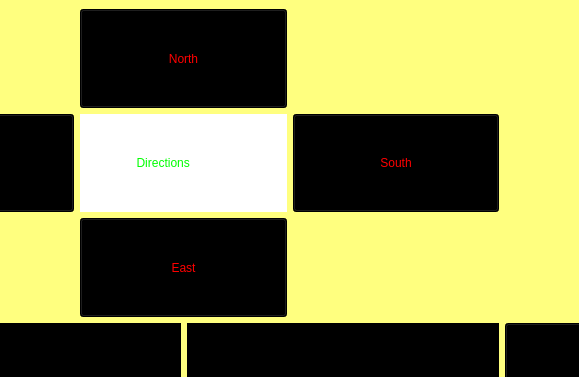
Old version of the form ZorkProject/mainwindow.ui in the repository AmeenPopoola/CS4076; both pictures show x 463 to 1042 and y 0 to 377 of the 1292 by 650 pixel window.
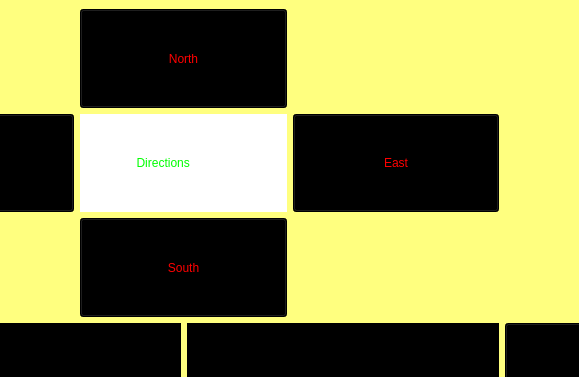
New version of the form.

The edit to the form file:
```diff
--- a/ZorkProject/mainwindow.ui
+++ b/ZorkProject/mainwindow.ui
@@ -163,24 +163,6 @@
     <item row="0" column="2" rowspan="3" colspan="2">
      <layout class="QGridLayout" name="gridLayout_2">
       <item row="2" column="1">
-       <widget class="QPushButton" name="East">
-        <property name="sizePolicy">
-         <sizepolicy hsizetype="Preferred" vsizetype="Preferred">
-          <horstretch>0</horstretch>
-          <verstretch>0</verstretch>
-         </sizepolicy>
-        </property>
-        <property name="styleSheet">
-         <string notr="true">background-color: rgb(0, 0, 0);
-color: rgb(255, 0, 0);
-font: 9pt &quot;Algerian&quot;;</string>
-        </property>
-        <property name="text">
-         <string>East</string>
-        </property>
-       </widget>
-      </item>
-      <item row="1" column="2">
        <widget class="QPushButton" name="South">
         <property name="sizePolicy">
          <sizepolicy hsizetype="Preferred" vsizetype="Preferred">
@@ -199,6 +181,25 @@
         </property>
        </widget>
       </item>
+      <item row="1" column="2">
+       <widget class="QPushButton" name="East">
+        <property name="sizePolicy">
+         <sizepolicy hsizetype="Preferred" vsizetype="Preferred">
+          <horstretch>0</horstretch>
+          <verstretch>0</verstretch>
+         </sizepolicy>
+        </property>
+        <property name="styleSheet">
+         <string notr="true">background-color: rgb(0, 0, 0);
+color: rgb(255, 0, 0);
+font: 9pt &quot;Algerian&quot;;
+</string>
+        </property>
+        <property name="text">
+         <string>East</string>
+        </property>
+       </widget>
+      </item>
       <item row="1" column="0">
        <widget class="QPushButton" name="West">
         <property name="sizePolicy">
```
Left out of the diff: 14 changed lines with no effect on the pictures.
